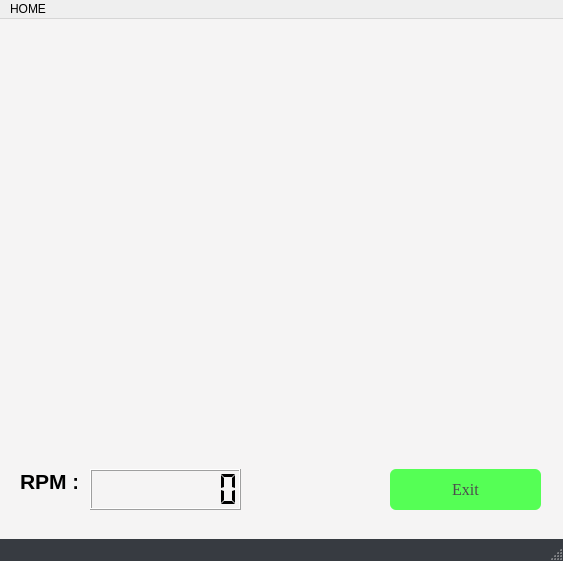
First picture: the form in rpm/arduinorpm.ui, repository stelro/RPM-Counter-Arduino, before the edit.
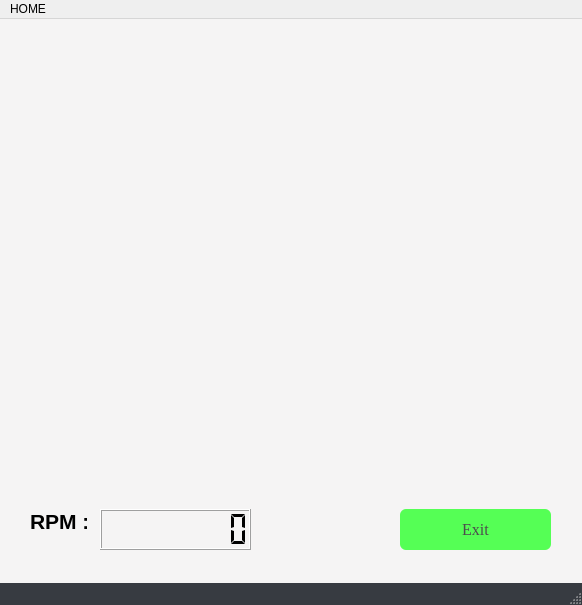
Second picture: the form after the edit.

```diff
--- a/rpm/arduinorpm.ui
+++ b/rpm/arduinorpm.ui
@@ -6,8 +6,8 @@
    <rect>
     <x>0</x>
     <y>0</y>
-    <width>563</width>
-    <height>561</height>
+    <width>582</width>
+    <height>605</height>
    </rect>
   </property>
   <property name="font">
@@ -57,8 +57,8 @@
    <widget class="QLCDNumber" name="lcdNumber">
     <property name="geometry">
      <rect>
-      <x>90</x>
-      <y>450</y>
+      <x>100</x>
+      <y>490</y>
       <width>151</width>
       <height>41</height>
      </rect>
@@ -79,8 +79,8 @@
    <widget class="QPushButton" name="pushButton">
     <property name="geometry">
      <rect>
-      <x>390</x>
-      <y>450</y>
+      <x>400</x>
+      <y>490</y>
       <width>151</width>
       <height>41</height>
      </rect>
@@ -100,8 +100,8 @@
    <widget class="QLabel" name="label">
     <property name="geometry">
      <rect>
-      <x>20</x>
-      <y>450</y>
+      <x>30</x>
+      <y>490</y>
       <width>57</width>
       <height>24</height>
      </rect>
@@ -120,8 +120,8 @@
    <widget class="QWidget" name="verticalLayoutWidget">
     <property name="geometry">
      <rect>
-      <x>10</x>
-      <y>0</y>
+      <x>20</x>
+      <y>40</y>
       <width>531</width>
       <height>441</height>
      </rect>
@@ -134,7 +134,7 @@
     <rect>
      <x>0</x>
      <y>0</y>
-     <width>563</width>
+     <width>582</width>
      <height>23</height>
     </rect>
    </property>
```
